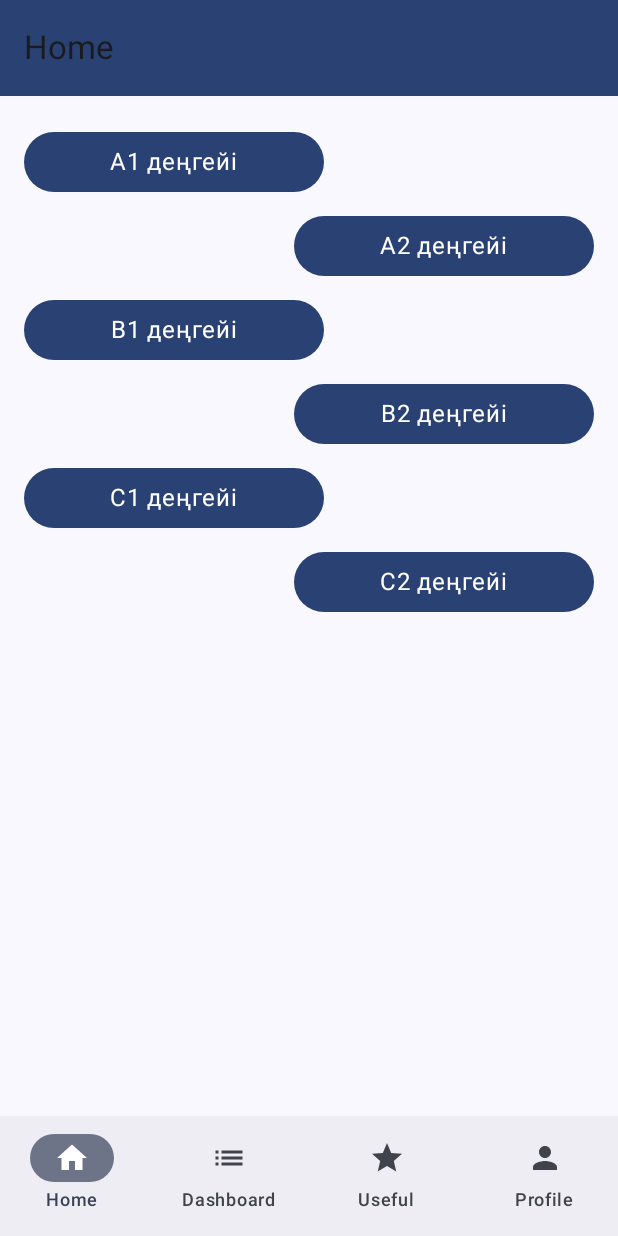
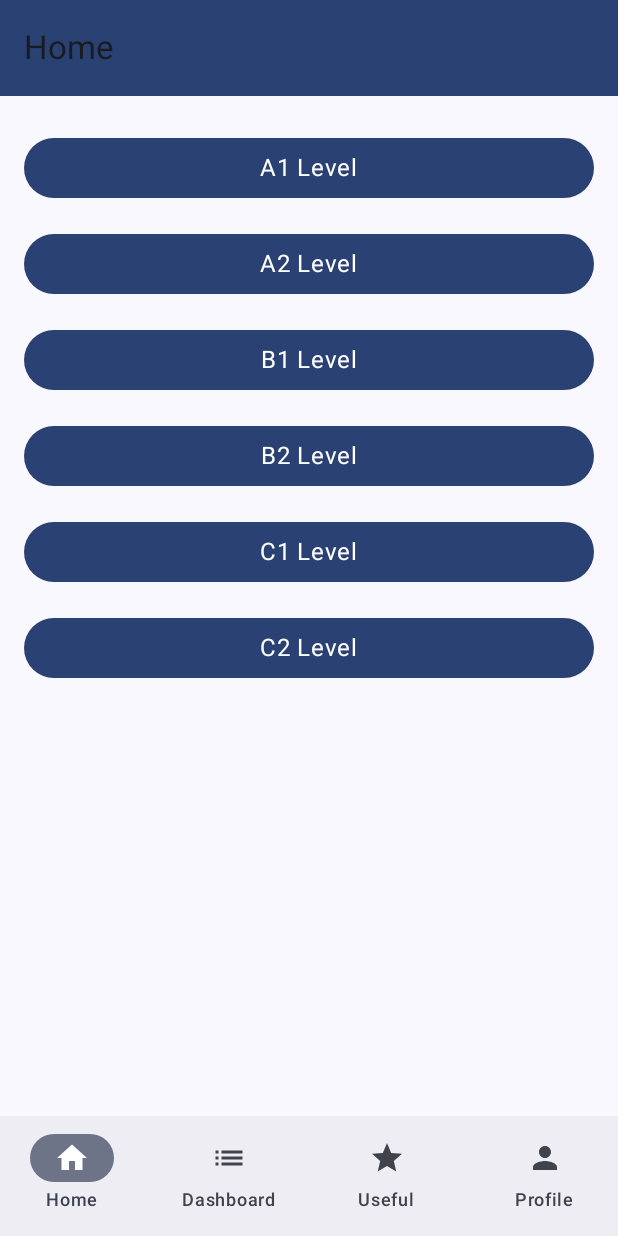
Before and after one commit to Abylaikhan-Bari/TildeSU, an Android app built with Jetpack Compose: the MainScreen screen opened through its navigation route, on a phone screen of 412 x 824 dp. Run offline under Robolectric (Android 15) with nearby library versions, the phone set to English and light mode, and no system bars; our stand-ins replace Firebase (no records; nobody signed in at launch, a user with empty details on screens opened directly), livedata-compose.

```diff
--- a/app/src/main/java/com/ashim_bari/tildesu/view/navigation/Navigation.kt
+++ b/app/src/main/java/com/ashim_bari/tildesu/view/navigation/Navigation.kt
@@ -1,11 +1,5 @@
 package com.ashim_bari.tildesu.view.navigation
 
-import com.ashim_bari.tildesu.view.screens.exercise.A1_Level
-import com.ashim_bari.tildesu.view.screens.exercise.A2_Level
-import com.ashim_bari.tildesu.view.screens.exercise.B1_Level
-import com.ashim_bari.tildesu.view.screens.exercise.B2_Level
-import com.ashim_bari.tildesu.view.screens.exercise.C1_Level
-import com.ashim_bari.tildesu.view.screens.exercise.C2_Level
 import MainScreen
 import androidx.compose.runtime.Composable
 import androidx.navigation.NavHostController
@@ -14,21 +8,17 @@ import androidx.navigation.compose.composable
 import com.ashim_bari.tildesu.view.screens.authentication.AuthenticationScreen
 import com.ashim_bari.tildesu.viewmodel.authentication.AuthenticationViewModel
 import androidx.lifecycle.viewmodel.compose.viewModel
+import androidx.navigation.NavType
+import androidx.navigation.navArgument
 import com.ashim_bari.tildesu.model.exercise.ExerciseRepository
+import com.ashim_bari.tildesu.view.screens.exercise.ExerciseScreen
 import com.ashim_bari.tildesu.viewmodel.exercise.ExerciseViewModelFactory
 
 class Navigation {
     companion object {
         const val AUTHENTICATION_ROUTE = "authentication"
         const val MAIN_ROUTE = "main"
-        const val EXERCISE_ROUTE = "exercise"
-        const val A1_LEVEL = "a1_level"
-        const val A2_LEVEL = "a2_level"
-        const val B1_LEVEL = "b1_level"
-        const val B2_LEVEL = "b2_level"
-        const val C1_LEVEL = "c1_level"
-        const val C2_LEVEL = "c2_level"
-
+        const val EXERCISE_ROUTE = "exercise/{level}"
     }
 }
 
@@ -47,23 +37,13 @@ fun NavigationGraph(navController: NavHostController) {
             MainScreen(navController = navController)
         }
 
-        composable(Navigation.A1_LEVEL) {
-            A1_Level(navController, exerciseViewModelFactory = exerciseViewModelFactory)
+        composable(
+            route = Navigation.EXERCISE_ROUTE,
+            arguments = listOf(navArgument("level") { type = NavType.StringType })
+        ) { backStackEntry ->
+            val level = backStackEntry.arguments?.getString("level") ?: "A1"
+            ExerciseScreen(navController, exerciseViewModelFactory, level)
         }
-        composable(Navigation.A2_LEVEL) {
-            A2_Level(navController, exerciseViewModelFactory = exerciseViewModelFactory)
-        }
-        composable(Navigation.B1_LEVEL) {
-            B1_Level(navController, exerciseViewModelFactory = exerciseViewModelFactory)
-        }
-        composable(Navigation.B2_LEVEL) {
-            B2_Level(navController, exerciseViewModelFactory = exerciseViewModelFactory)
-        }
-        composable(Navigation.C1_LEVEL) {
-            C1_Level(navController, exerciseViewModelFactory = exerciseViewModelFactory)
-        }
-        composable(Navigation.C2_LEVEL) {
-            C2_Level(navController, exerciseViewModelFactory = exerciseViewModelFactory)
-        }
+
     }
 }
--- a/app/src/main/java/com/ashim_bari/tildesu/view/screens/exercise/A1_level.kt
+++ b/app/src/main/java/com/ashim_bari/tildesu/view/screens/exercise/pages/A1_level.kt
@@ -1,4 +1,4 @@
-package com.ashim_bari.tildesu.view.screens.exercise
+package com.ashim_bari.tildesu.view.screens.exercise.pages
 
 import androidx.compose.foundation.clickable
 import androidx.compose.foundation.layout.*
--- a/app/src/main/java/com/ashim_bari/tildesu/view/screens/exercise/A2_level.kt
+++ b/app/src/main/java/com/ashim_bari/tildesu/view/screens/exercise/pages/A2_level.kt
@@ -1,4 +1,4 @@
-package com.ashim_bari.tildesu.view.screens.exercise
+package com.ashim_bari.tildesu.view.screens.exercise.pages
 
 import androidx.compose.foundation.clickable
 import androidx.compose.foundation.layout.*
--- a/app/src/main/java/com/ashim_bari/tildesu/view/screens/exercise/B1_level.kt
+++ b/app/src/main/java/com/ashim_bari/tildesu/view/screens/exercise/pages/B1_level.kt
@@ -1,4 +1,4 @@
-package com.ashim_bari.tildesu.view.screens.exercise
+package com.ashim_bari.tildesu.view.screens.exercise.pages
 
 import androidx.compose.foundation.clickable
 import androidx.compose.foundation.layout.*
--- a/app/src/main/java/com/ashim_bari/tildesu/view/screens/exercise/B2_level.kt
+++ b/app/src/main/java/com/ashim_bari/tildesu/view/screens/exercise/pages/B2_level.kt
@@ -1,4 +1,4 @@
-package com.ashim_bari.tildesu.view.screens.exercise
+package com.ashim_bari.tildesu.view.screens.exercise.pages
 
 import androidx.compose.foundation.clickable
 import androidx.compose.foundation.layout.*
--- a/app/src/main/java/com/ashim_bari/tildesu/view/screens/exercise/C1_level.kt
+++ b/app/src/main/java/com/ashim_bari/tildesu/view/screens/exercise/pages/C1_level.kt
@@ -1,4 +1,4 @@
-package com.ashim_bari.tildesu.view.screens.exercise
+package com.ashim_bari.tildesu.view.screens.exercise.pages
 
 import androidx.compose.foundation.clickable
 import androidx.compose.foundation.layout.*
--- a/app/src/main/java/com/ashim_bari/tildesu/view/screens/exercise/C2_level.kt
+++ b/app/src/main/java/com/ashim_bari/tildesu/view/screens/exercise/pages/C2_level.kt
@@ -1,4 +1,4 @@
-package com.ashim_bari.tildesu.view.screens.exercise
+package com.ashim_bari.tildesu.view.screens.exercise.pages
 
 import androidx.compose.foundation.clickable
 import androidx.compose.foundation.layout.*
--- a/app/src/main/java/com/ashim_bari/tildesu/view/screens/main/pages/HomePage.kt
+++ b/app/src/main/java/com/ashim_bari/tildesu/view/screens/main/pages/HomePage.kt
@@ -19,36 +19,27 @@ fun HomePage(navController: NavHostController) {
             verticalArrangement = Arrangement.Center,
             modifier = Modifier.padding(16.dp)
         ) {
-            // Define button texts and their intended alignments
             val buttons = listOf(
-                "A1 деңгейі" to "a1_level",
-                "A2 деңгейі" to "a2_level",
-                "B1 деңгейі" to "b1_level",
-                "B2 деңгейі" to "b2_level",
-                "C1 деңгейі" to "c1_level",
-                "C2 деңгейі" to "c2_level"
+                "A1 Level" to "exercise/A1",
+                "A2 Level" to "exercise/A2",
+                "B1 Level" to "exercise/B1",
+                "B2 Level" to "exercise/B2",
+                "C1 Level" to "exercise/C1",
+                "C2 Level" to "exercise/C2"
             )
 
-            buttons.forEachIndexed { index, (text, route) ->
-                Row(
+            buttons.forEach { (text, route) ->
+                Button(
+                    onClick = { navController.navigate(route) },
                     modifier = Modifier
                         .fillMaxWidth()
-                        .padding(vertical = 4.dp),
-                    horizontalArrangement = if (index % 2 == 0) Arrangement.Start else Arrangement.End
+                        .padding(vertical = 8.dp),
+                    colors = ButtonDefaults.buttonColors(
+                        containerColor = MaterialTheme.colorScheme.primary,
+                        contentColor = MaterialTheme.colorScheme.onPrimary
+                    )
                 ) {
-                    Button(
-                        onClick = { navController.navigate(route) },
-                        modifier = Modifier.width(200.dp),
-                        colors = ButtonDefaults.buttonColors(
-                            containerColor = MaterialTheme.colorScheme.primary,
-                            contentColor = MaterialTheme.colorScheme.onPrimary
-                        )
-                    ) {
-                        Text(
-                            text = text,
-                            style = MaterialTheme.typography.bodyLarge
-                        )
-                    }
+                    Text(text, style = MaterialTheme.typography.bodyLarge)
                 }
             }
         }
--- a/app/src/main/java/com/ashim_bari/tildesu/viewmodel/exercise/ExerciseViewModel.kt
+++ b/app/src/main/java/com/ashim_bari/tildesu/viewmodel/exercise/ExerciseViewModel.kt
@@ -31,7 +31,7 @@ class ExerciseViewModel(private val repository: ExerciseRepository) : ViewModel(
 //        loadExercisesForLevel("C2")
     }
 
-    private fun loadExercisesForLevel(level: String) {
+    fun loadExercisesForLevel(level: String) {
         viewModelScope.launch {
             _exercises.value = repository.getExercisesByLevel(level)
         }
```
Also changed, not shown: app/src/main/java/com/ashim_bari/tildesu/view/screens/exercise/ExerciseScreen.kt (added, +39 -0 lines).
